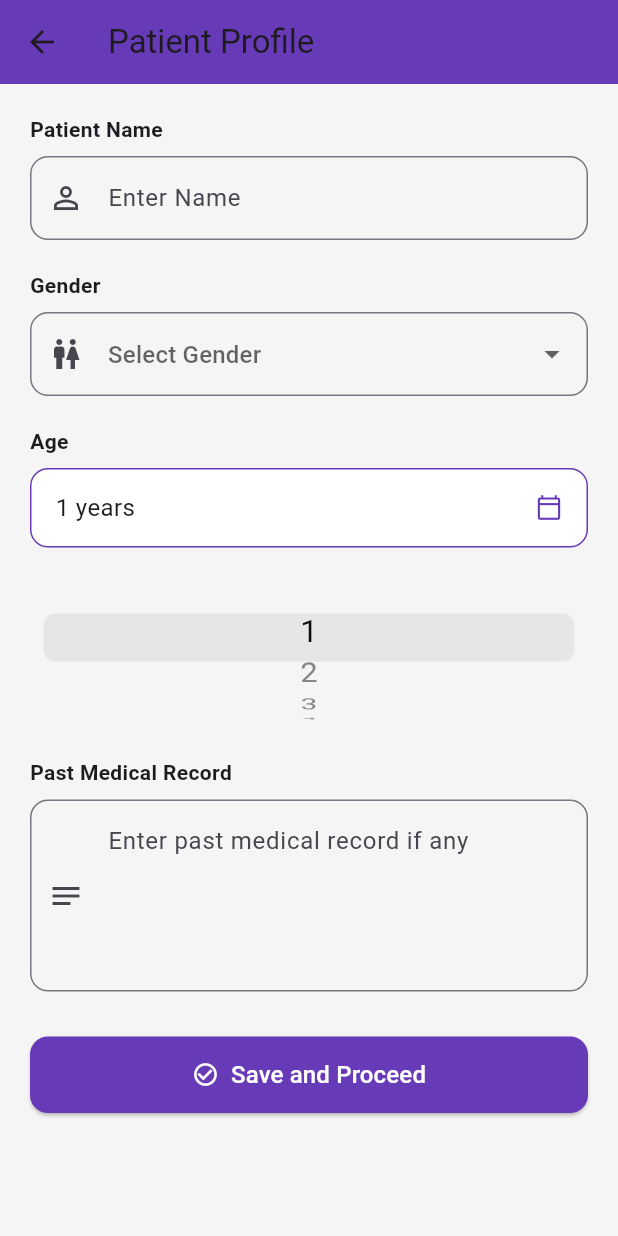
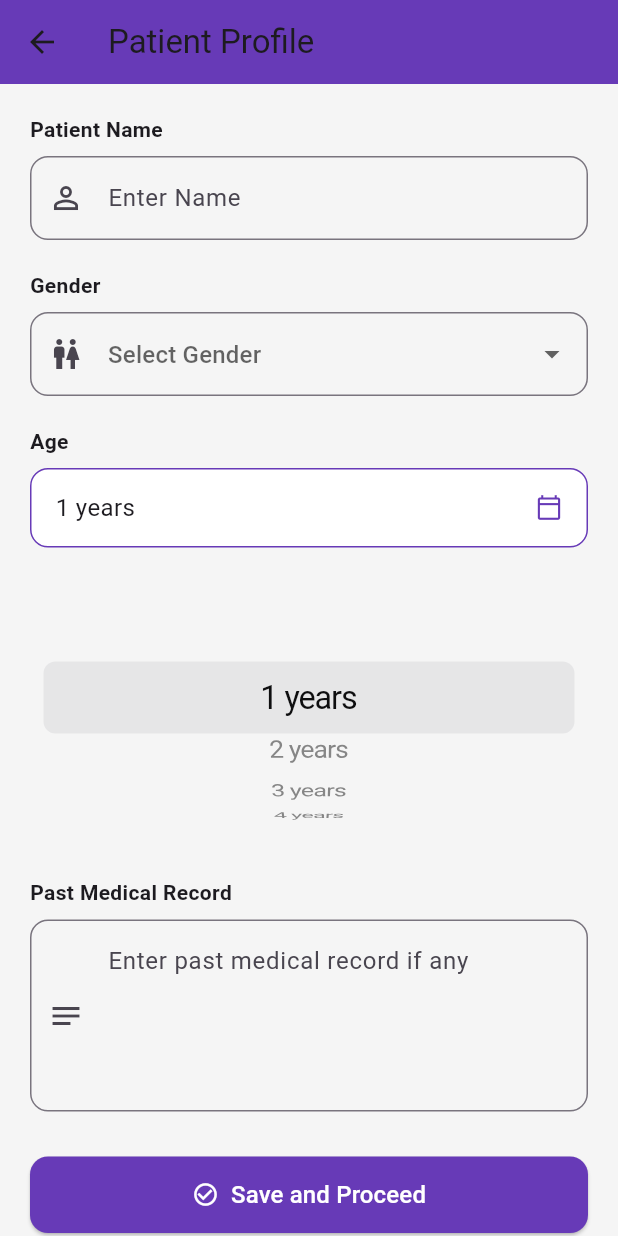
Before and after one commit to Kadeer-git/docai, a Flutter app: the screen it shows after launch, after a tap on an icon or button, on a phone screen of 412 x 824 dp. Run offline on Flutter 3.47's test engine with Material 3 defaults, Android fonts, the phone set to English and light mode, and no system bars; our stand-ins replace google_generative_ai.

Commit message:
New Patient

```diff
--- a/lib/patient_profile_screen.dart
+++ b/lib/patient_profile_screen.dart
@@ -86,18 +86,27 @@ class _PatientProfileScreenState extends State<PatientProfileScreen> {
             ),
             if (showAgePicker)
               SizedBox(
-                height: 120,
+                height: 200,
                 child: CupertinoPicker(
-                  itemExtent: 32,
+                  itemExtent: 40,
+                  magnification: 1.2,
+                  useMagnifier: true,
                   scrollController:
                       FixedExtentScrollController(initialItem: selectedAge - 1),
                   onSelectedItemChanged: (val) {
                     setState(() {
                       selectedAge = val + 1;
-                      showAgePicker = false;
                     });
                   },
-                  children: List.generate(99, (index) => Text("${index + 1}")),
+                  children: List.generate(
+                    99,
+                    (index) => Center(
+                      child: Text(
+                        "${index + 1} years",
+                        style: const TextStyle(fontSize: 18),
+                      ),
+                    ),
+                  ),
                 ),
               ),
             const SizedBox(height: 20),
```
